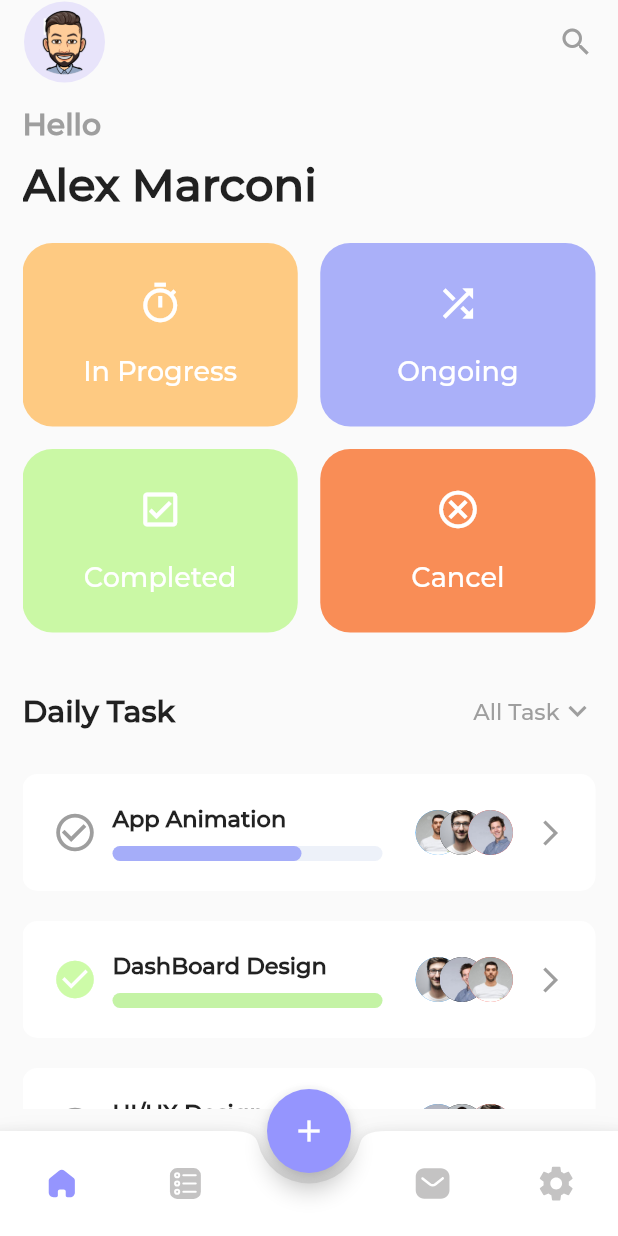
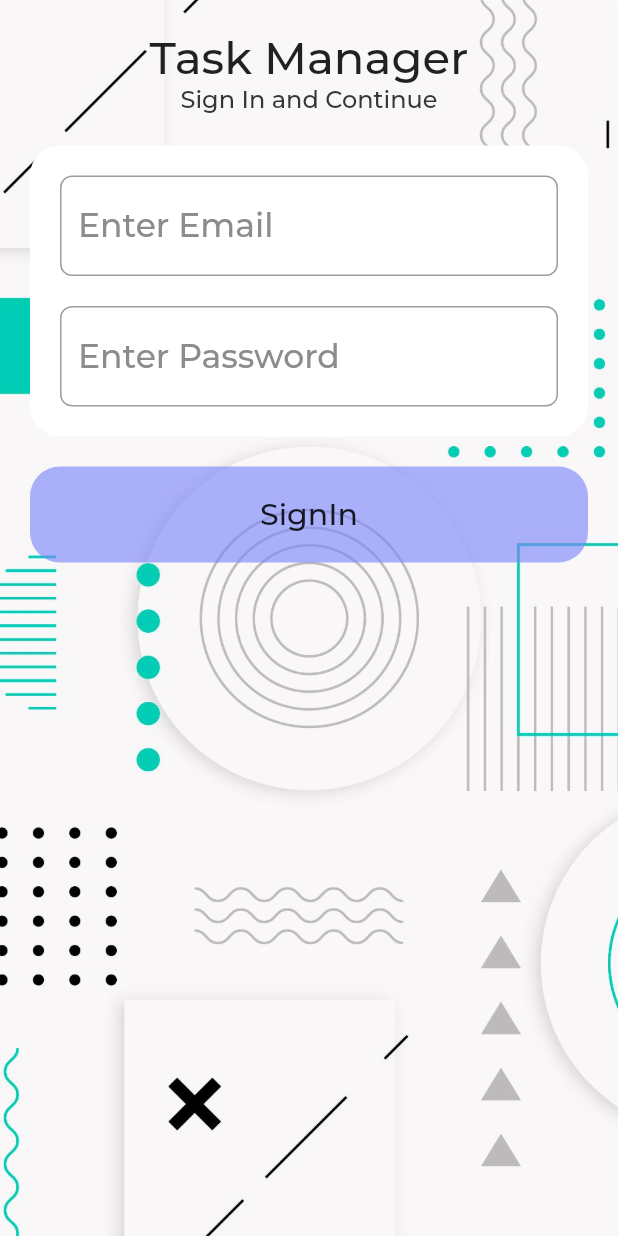
Before and after one commit to abhijithaj0004/Task-Manager-UI, a Flutter app: the screen it shows after launch, on a phone screen of 412 x 824 dp. Run offline on Flutter 3.47's test engine with Material 2 defaults, Android fonts, the phone set to English and light mode, and no system bars; drawn by our look-alikes of percent_indicator; our stand-ins replace firebase_auth, firebase_core, fl_chart, flutter_svg; accounts and stored records are empty; project files that could hold a hidden picture were left out.

Commit message:
firebase authentication completed

```diff
--- /dev/null
+++ b/lib/application/functions/auth_functions.dart
@@ -0,0 +1,17 @@
+import 'package:firebase_auth/firebase_auth.dart';
+import 'package:flutter/material.dart';
+
+class AuthFn {
+  Future<void> signIn(context, email, password) async {
+    try {
+      await FirebaseAuth.instance
+          .signInWithEmailAndPassword(email: email, password: password);
+    } on FirebaseAuthException catch (e) {
+      ScaffoldMessenger.of(context).showSnackBar(
+        SnackBar(
+          content: Text(e.code, style: TextStyle(fontSize: 20)),
+        ),
+      );
+    }
+  }
+}
--- a/lib/main.dart
+++ b/lib/main.dart
@@ -1,9 +1,14 @@
+import 'package:firebase_core/firebase_core.dart';
 import 'package:flutter/material.dart';
 import 'package:provider/provider.dart';
-import 'package:taskmanager/application/tab_provider.dart';
-import 'package:taskmanager/presentation/screens/main_page.dart';
+import 'package:taskmanager/domain/tab_provider.dart';
+import 'package:taskmanager/firebase_options.dart';
+import 'package:taskmanager/presentation/screens/splash_screen.dart';
+// import 'package:taskmanager/presentation/screens/main_page.dart';
 
-void main() {
+Future<void> main() async {
+  WidgetsFlutterBinding.ensureInitialized();
+  await Firebase.initializeApp(options: DefaultFirebaseOptions.currentPlatform);
   runApp(const MyApp());
 }
 
@@ -19,7 +24,7 @@ class MyApp extends StatelessWidget {
         theme: ThemeData(
           fontFamily: 'Montserrat',
         ),
-        home: const MainPage(),
+        home: SplashScreen(),
       ),
     );
   }
--- /dev/null
+++ b/lib/presentation/screens/authentication/auth.dart
@@ -0,0 +1,24 @@
+import 'package:firebase_auth/firebase_auth.dart';
+import 'package:flutter/material.dart';
+import 'package:taskmanager/presentation/screens/authentication/login_screen.dart';
+import 'package:taskmanager/presentation/screens/main_page.dart';
+
+class Auth extends StatelessWidget {
+  const Auth({super.key});
+
+  @override
+  Widget build(BuildContext context) {
+    return Scaffold(
+      body: StreamBuilder<User?>(
+        stream: FirebaseAuth.instance.authStateChanges(),
+        builder: (context, snapshot) {
+          if (snapshot.hasData) {
+            return const MainPage();
+          } else {
+            return LoginScreen();
+          }
+        },
+      ),
+    );
+  }
+}
--- /dev/null
+++ b/lib/presentation/screens/authentication/login_screen.dart
@@ -0,0 +1,115 @@
+import 'package:flutter/material.dart';
+import 'package:taskmanager/application/functions/auth_functions.dart';
+import 'package:taskmanager/core/constants.dart';
+import 'package:taskmanager/presentation/screens/authentication/auth.dart';
+
+class LoginScreen extends StatelessWidget {
+  LoginScreen({super.key});
+  final emailController = TextEditingController();
+  final passwordcontroller = TextEditingController();
+  final formKey = GlobalKey<FormState>();
+  @override
+  Widget build(BuildContext context) {
+    return Scaffold(
+      body: SafeArea(
+          child: Container(
+        decoration: BoxDecoration(
+            image: DecorationImage(
+                image: AssetImage('assets/images/background.jpg'),
+                opacity: 200,
+                fit: BoxFit.cover)),
+        child: Padding(
+          padding: const EdgeInsets.all(20.0),
+          child: Column(
+            children: [
+              Text(
+                'Task Manager',
+                style: TextStyle(fontSize: 30),
+              ),
+              Text('Sign In and Continue',
+                  style: TextStyle(
+                      fontSize: 16, color: Color.fromARGB(255, 54, 54, 54))),
+              kHeight20,
+              Form(
+                key: formKey,
+                child: Container(
+                  padding: EdgeInsets.all(20),
+                  decoration: BoxDecoration(
+                      color: Colors.white,
+                      borderRadius: BorderRadius.circular(20)),
+                  child: Column(
+                    children: [
+                      TextFormField(
+                        validator: (value) {
+                          if (value == null || value.isEmpty) {
+                            return 'Email Required';
+                          }
+                          return null;
+                        },
+                        controller: emailController,
+                        keyboardType: TextInputType.emailAddress,
+                        decoration: InputDecoration(
+                          focusedBorder: const OutlineInputBorder(),
+                          border: OutlineInputBorder(
+                            borderRadius: BorderRadius.circular(8),
+                          ),
+                          hintText: 'Enter Email',
+                          hintStyle: TextStyle(
+                              fontSize: 22,
+                              color: Color.fromARGB(255, 140, 140, 140)),
+                        ),
+                      ),
+                      kHeight20,
+                      TextFormField(
+                        validator: (value) {
+                          if (value == null || value.isEmpty) {
+                            return 'Password Required';
+                          }
+                          return null;
+                        },
+                        controller: passwordcontroller,
+                        obscureText: true,
+                        decoration: InputDecoration(
+                          focusedBorder: const OutlineInputBorder(),
+                          border: OutlineInputBorder(
+                            borderRadius: BorderRadius.circular(8),
+                          ),
+                          hintText: 'Enter Password',
+                          hintStyle: TextStyle(
+                              fontSize: 22,
+                              color: Color.fromARGB(255, 140, 140, 140)),
+                        ),
+                      ),
+                    ],
+                  ),
+                ),
+              ),
+              kHeight20,
+              InkWell(
+                onTap: () {
+                  if (formKey.currentState!.validate()) {
+                    AuthFn().signIn(context, emailController.text.trim(),
+                        passwordcontroller.text.trim());
+                  }
+                },
+                child: Container(
+                  padding: EdgeInsets.all(20),
+                  decoration: BoxDecoration(
+                    borderRadius: BorderRadius.circular(20),
+                    color: const Color.fromARGB(161, 123, 133, 249),
+                  ),
+                  child: Center(
+                    child: Text(
+                      'SignIn',
+                      style: TextStyle(fontSize: 20),
+                    ),
+                  ),
+                ),
+              ),
+            ],
+          ),
+        ),
+      )),
+    );
+  }
+}
--- a/lib/presentation/screens/homescreen/home_page.dart
+++ b/lib/presentation/screens/homescreen/home_page.dart
@@ -1,4 +1,5 @@
 import 'package:flutter/material.dart';
+import 'package:flutter_svg/flutter_svg.dart';
 import 'package:taskmanager/core/constants.dart';
 import 'package:taskmanager/presentation/screens/homescreen/widgets/constants/home_model.dart';
 import 'package:taskmanager/presentation/screens/homescreen/widgets/daily_tasks_list.dart';
@@ -24,9 +25,10 @@ class HomePage extends StatelessWidget {
                 height: 45,
               ),
             ),
-          const  Icon(
-              Icons.search_outlined,
-              color: Colors.grey,
+            SvgPicture.asset(
+              'assets/icons/search.svg',
+              // ignore: deprecated_member_use
+              color: const Color.fromARGB(255, 135, 135, 135),
             ),
           ],
         ),
@@ -67,7 +69,8 @@ class HomePage extends StatelessWidget {
                       height: 300,
                       child: GridView.builder(
                         physics: const NeverScrollableScrollPhysics(),
-                        gridDelegate: const SliverGridDelegateWithFixedCrossAxisCount(
+                        gridDelegate:
+                            const SliverGridDelegateWithFixedCrossAxisCount(
                           childAspectRatio: 1.5,
                           crossAxisCount: 2,
                           mainAxisSpacing: 15,
--- a/lib/presentation/screens/main_page.dart
+++ b/lib/presentation/screens/main_page.dart
@@ -3,7 +3,7 @@
 import 'package:flutter/material.dart';
 import 'package:flutter_svg/flutter_svg.dart';
 import 'package:provider/provider.dart';
-import 'package:taskmanager/application/tab_provider.dart';
+import 'package:taskmanager/domain/tab_provider.dart';
 import 'package:taskmanager/presentation/screens/homescreen/home_page.dart';
 import 'package:taskmanager/presentation/screens/messagescreen/message_screen.dart';
 import 'package:taskmanager/presentation/screens/projectscreen/project_screen.dart';
--- a/pubspec.yaml
+++ b/pubspec.yaml
@@ -30,6 +30,8 @@ environment:
 dependencies:
   animated_bottom_navigation_bar: ^1.3.0
   cupertino_icons: ^1.0.2
+  firebase_auth: ^4.12.0
+  firebase_core: ^2.20.0
   fl_chart: ^0.64.0
   flutter:
     sdk: flutter
```
Also changed, not shown: lib/presentation/screens/projectscreen/project_screen.dart (+7 -6 lines), lib/presentation/screens/settingsscreen/settings_screen.dart (+12 -1 lines), lib/presentation/screens/splash_screen.dart (added, +29 -0 lines), assets/icons/search.svg (added), assets/images/background.jpg (added), lib/domain/tab_provider.dart (renamed from lib/application/tab_provider.dart), lib/firebase_options.dart (added), pubspec.lock, 8 other files.
